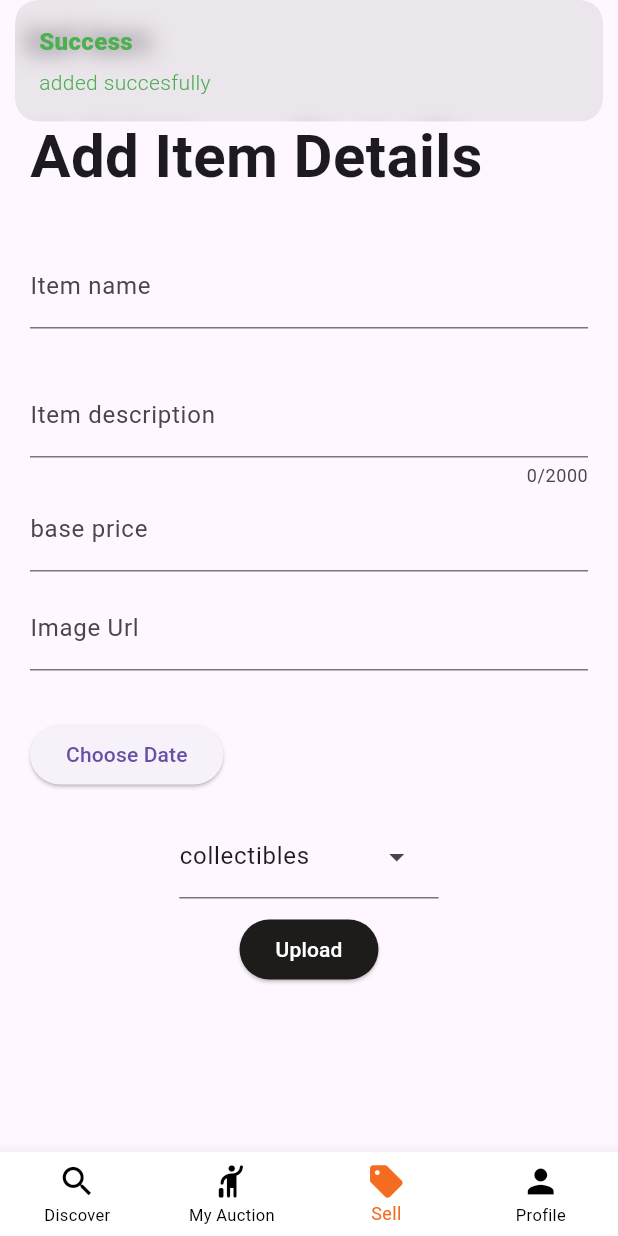
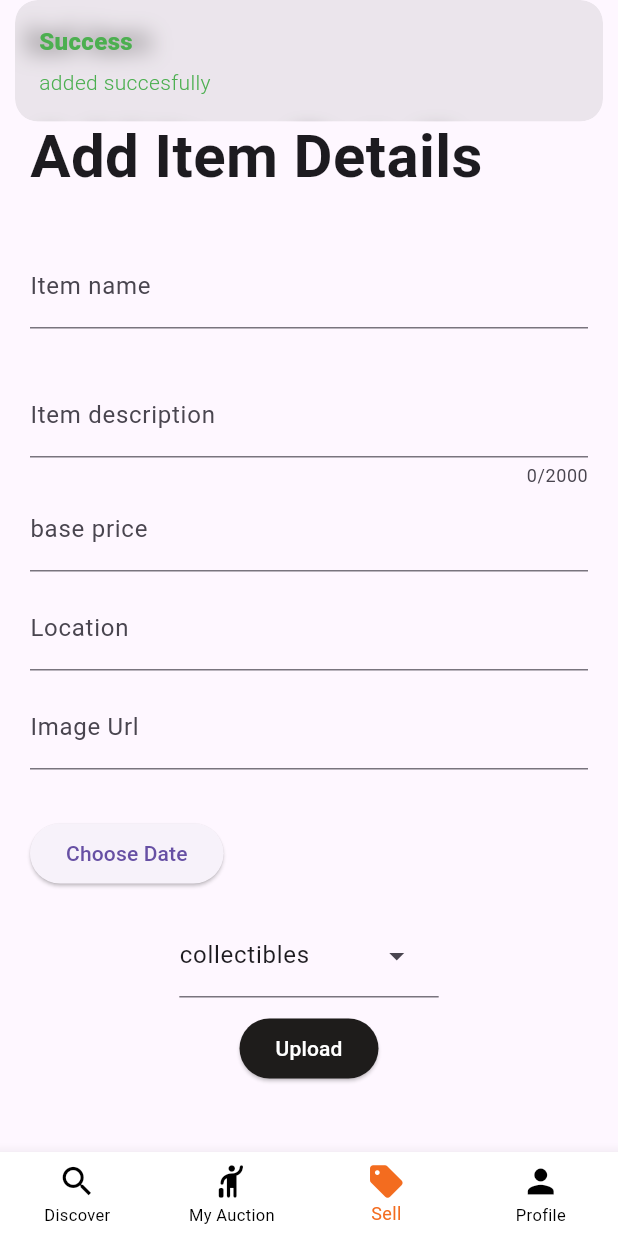
Before and after one commit to yekkaladeviavinash/LiveAuction, a Flutter app: the screen it shows once a user with an empty profile is signed in, item 3 of the bottom bar chosen, after a tap on "Upload", on a phone screen of 412 x 824 dp. Run offline on Flutter 3.47's test engine with Material 3 defaults, Android fonts, the light colour scheme and no system bars; our stand-ins replace cloud_firestore, firebase_auth, firebase_core, firebase_storage, get, image_picker and 1 more; missing offline and left inert: firebase_app_check; accounts and stored records are empty.

Commit message:
time updated!

```diff
--- a/lib/models/productmodel.dart
+++ b/lib/models/productmodel.dart
@@ -5,7 +5,7 @@ import 'package:json_annotation/json_annotation.dart';
 part 'productmodel.g.dart';
 
 @JsonSerializable()
-class productmodel{
+class productmodel {
   final String pname;
   final String pprice;
   final String pdesc;
@@ -16,6 +16,8 @@ class productmodel{
   final bool status;
   final List registeredusers;
   final String dateAdded;
+  final String location;
+  final int ptime;
 
   const productmodel({
     required this.pname,
@@ -28,19 +30,24 @@ class productmodel{
     required this.status,
     required this.registeredusers,
     required this.dateAdded,
+    required this.location,
+    required this.ptime,
   });
 
-  factory productmodel.fromJson(Map<String,dynamic>json)=>_$productmodelFromJson(json);
-  Map<String,dynamic>toJson()=>{
-    'pname':pname,
-    'pprice':pprice,
-    'pdesc':pdesc,
-    'pid':pid,
-    'sid':sid,
-    'pimage':pimage,
-    'pcategory':pcategory,
-    'status':status,
-    'registeredusers':registeredusers,
-    'dateAdded':dateAdded,
-  };
+  factory productmodel.fromJson(Map<String, dynamic> json) =>
+      _$productmodelFromJson(json);
+  Map<String, dynamic> toJson() => {
+        'pname': pname,
+        'pprice': pprice,
+        'pdesc': pdesc,
+        'pid': pid,
+        'sid': sid,
+        'pimage': pimage,
+        'pcategory': pcategory,
+        'status': status,
+        'registeredusers': registeredusers,
+        'dateAdded': dateAdded,
+        'location': location,
+        'ptime': ptime,
+      };
 }
--- a/lib/pages/seller.dart
+++ b/lib/pages/seller.dart
@@ -101,6 +101,18 @@ class _SellerState extends State<Seller> {
                 ),
               ),
               const SizedBox(
+                height: 10.0,
+              ),
+              TextFormField(
+                controller: ctrl.locationchosen,
+                decoration: const InputDecoration(
+                  labelText: 'Location',
+                  focusedBorder: OutlineInputBorder(
+                      borderSide:
+                          BorderSide(color: Color.fromARGB(255, 216, 97, 29))),
+                ),
+              ),
+               const SizedBox(
                 height: 10.0,
               ),
               TextFormField(
--- a/lib/pages/seller_controller.dart
+++ b/lib/pages/seller_controller.dart
@@ -24,6 +24,7 @@ class Sellercontroller extends GetxController {
   final item_image = TextEditingController();
   String item_category = '';
   DateTime? datechosen;
+  final locationchosen = TextEditingController();
   FirebaseFirestore fstore = FirebaseFirestore.instance;
   late CollectionReference productcollection;
   late CollectionReference usercollection;
@@ -64,7 +65,11 @@ class Sellercontroller extends GetxController {
           pcategory: item_category,
           status: false,
           registeredusers: [],
-          dateAdded: datechosen.toString().substring(0, 10));
+          dateAdded: datechosen.toString().substring(0, 10),
+          location: locationchosen.text.trim(),
+          ptime: 0,
+          );
+
       final myproductjson = myproduct.toJson();
       doc.set(myproductjson);
       try {
@@ -213,7 +218,7 @@ class Sellercontroller extends GetxController {
     item_category = 'collectibles';
     // datechosen = DateFormat("yyyy-MM-dd").format(DateTime.now()) as DateTime?;
     String formattedDate = DateFormat("yyyy-MM-dd").format(DateTime.now());
-     datechosen = DateTime.tryParse(formattedDate);
+    datechosen = DateTime.tryParse(formattedDate);
     update();
   }
 }
```
Also changed, not shown: lib/models/productmodel.g.dart.
